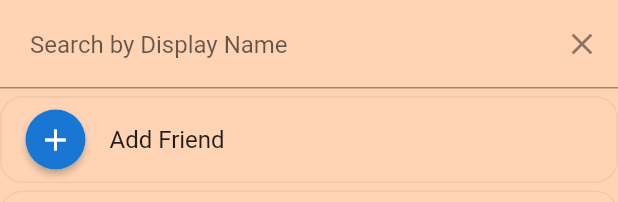
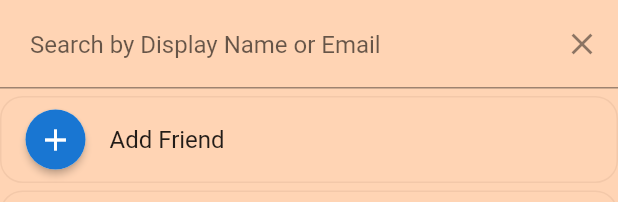
Before and after one commit to HuMiTriet/VGU-Eureka, a Flutter app: the FriendView widget shown alone on an empty page, opened directly, on a phone screen of 412 x 824 dp. Shown: the top 202 px of the screen. Run offline on Flutter 3.47's test engine with Material 2 defaults, Android fonts, the phone set to English and light mode, and no system bars; our stand-ins replace cloud_firestore, firebase_auth, firebase_core, firebase_database, firebase_storage, flutter_pw_validator and 7 more; missing offline and left inert: cloud_firestore_web, firebase_analytics_web, firebase_auth_web, firebase_core_web, firebase_database_web, firebase_storage_web and 6 more; accounts and stored records are empty; network calls fail.

Commit message:
Move pending friend request Stream initialization to Firestore

```diff
--- a/lib/services/database/firestore.dart
+++ b/lib/services/database/firestore.dart
@@ -253,5 +253,16 @@ class Firestore {
     return subscriber;
   }
 
+  static Stream<QuerySnapshot> getPendingFriendStream(String userUID)
+  {
+    Stream<QuerySnapshot> _pendingFriendStream = Firestore.firestoreReference
+        .collection('users')
+        .doc(userUID)
+        .collection('friends')
+        .where('isSender', isEqualTo: false)
+        .where('requestConfirmed', isEqualTo: false)
+        .snapshots();
+    return _pendingFriendStream;
+  }
 
 }
--- a/lib/views/friend/friend_view.dart
+++ b/lib/views/friend/friend_view.dart
@@ -1,11 +1,11 @@
 import 'dart:async';
 
 import 'package:cloud_firestore/cloud_firestore.dart';
+import 'package:etoet/services/auth/user_info.dart' as etoet;
 import 'package:etoet/services/database/firestore.dart';
 import 'package:etoet/views/friend/pending_friend_view.dart';
 import 'package:flutter/material.dart';
 import 'package:modal_bottom_sheet/modal_bottom_sheet.dart';
-import 'package:etoet/services/auth/user_info.dart' as etoet;
 import 'package:provider/provider.dart';
 
 import '../../services/auth/auth_user.dart';
@@ -20,16 +20,11 @@ class FriendView extends StatefulWidget {
 }
 
 class _FriendViewState extends State<FriendView> {
+  late AuthUser user;
   Set<etoet.UserInfo> userListOnSearch = {};
-
-  late AuthUser user;
 
   //Used to implements some of the search bar's function
   final _searchBarController = TextEditingController();
-
-  //Listener & Stream related
-  late Stream<QuerySnapshot> _pendingFriendStream;
-  int? pendingFriendRequestCount = 0;
 
   @override
   void initState() {
@@ -62,26 +57,15 @@ class _FriendViewState extends State<FriendView> {
     return filteredList;
   }
 
-  //Use for filtering list when searching
-  // List<String> getListContainsIgnoreCase(
-  //     {required List<String> list, required String value}) {
-  //   var result = <String>[];
-  //   for (var i = 0; i < list.length; ++i) {
-  //     if (list.elementAt(i).toLowerCase().contains(value.toLowerCase())) {
-  //       result.add(list.elementAt(i));
-  //     }
-  //   }
-  //   return result;
-  // }
-
   //Variables for easier config:
 
   final double friendViewHeight = 0.9; // Should be between 0.7 - 1.0
+  final Color backgroundColor = const Color.fromARGB(200, 255, 210, 177);
   final Color topListViewColor = const Color.fromARGB(200, 255, 210,
       177); // The background color of search and add friend part.
-  final Color spacingColor = Colors.orange;
   final Color bottomListViewColor = const Color.fromARGB(
       200, 255, 210, 177); // The background color of friend list.
+  final Color spacingColor = Colors.orange;
   static const IconData addFriendIcon = Icons.add;
   static const IconData pendingFriendRequestIcon = Icons.group_add;
 
@@ -93,14 +77,12 @@ class _FriendViewState extends State<FriendView> {
   @override
   Widget build(BuildContext context) {
     user = context.watch<AuthUser>();
-    _pendingFriendStream = Firestore.firestoreReference
-        .collection('users')
-        .doc(user.uid)
-        .collection('friends')
-        .where('isSender', isEqualTo: false)
-        .where('requestConfirmed', isEqualTo: false)
-        .snapshots();
-    // pendingFriendRequestReceiverListener = Firestore.pendingFriendRequestReceiverListener(user.uid, context);
+
+    //Listener & Stream related
+    late Stream<QuerySnapshot> _pendingFriendStream;
+    int? pendingFriendRequestCount = 0;
+
+    _pendingFriendStream = Firestore.getPendingFriendStream(user.uid);
 
     return StreamBuilder<QuerySnapshot>(
         stream: _pendingFriendStream,
@@ -117,7 +99,7 @@ class _FriendViewState extends State<FriendView> {
               heightFactor: friendViewHeight,
               child: SafeArea(
                   child: Container(
-                color: bottomListViewColor,
+                color: backgroundColor,
                 child: Column(
                   children: [
                     // Search, Add Friend and Pending Friend Request.
@@ -131,7 +113,7 @@ class _FriendViewState extends State<FriendView> {
                           TextField(
                             controller: _searchBarController,
                             decoration: InputDecoration(
-                              hintText: 'Search by Display Name',
+                              hintText: 'Search by Display Name or Email',
                               contentPadding: const EdgeInsets.all(20),
                               suffixIcon: IconButton(
                                 onPressed: () {
@@ -163,9 +145,10 @@ class _FriendViewState extends State<FriendView> {
                                 child: Icon(addFriendIcon),
                               ),
                             ),
-                            title: Text('Add Friend'),
+                            title: const Text('Add Friend'),
                             shape: RoundedRectangleBorder(
-                                side: BorderSide(color: Colors.black, width: 1),
+                                side: const BorderSide(
+                                    color: Colors.black, width: 1),
                                 borderRadius: BorderRadius.circular(15)),
                             onTap: () {
                               showBarModalBottomSheet(
@@ -235,8 +218,6 @@ class _FriendViewState extends State<FriendView> {
                       color: bottomListViewColor,
                       child: ListView.builder(
                         shrinkWrap: true,
-                        // children: userListWidget,
-                        // itemCount: user.friendInfoList.length,
                         itemCount: userListOnSearch.isNotEmpty
                             ? userListOnSearch.length
                             : user.friendInfoList.length,
```
